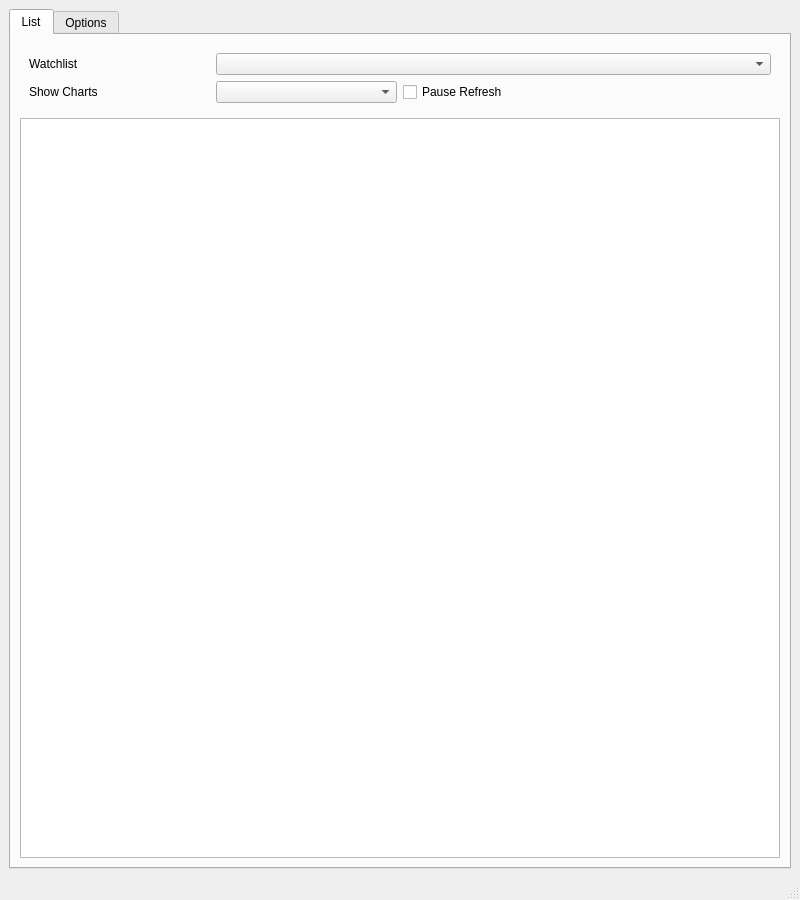
Qt form watchlist.ui (leegb/qmarket) before a commit.
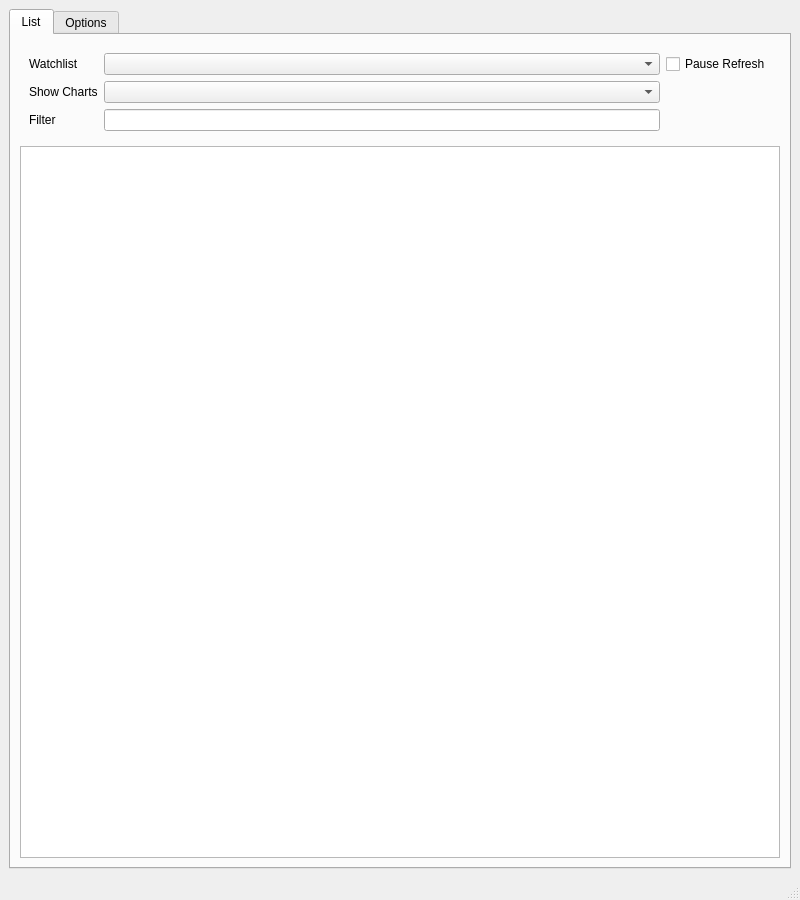
The same form after that commit.

Commit message: Watchlist filter field.

The edit to the form file:
```diff
--- a/watchlist.ui
+++ b/watchlist.ui
@@ -41,19 +41,12 @@
              </property>
             </widget>
            </item>
-           <item row="1" column="2" colspan="3">
+           <item row="1" column="2">
             <widget class="QComboBox" name="watchlistName"/>
            </item>
            <item row="2" column="2">
             <widget class="QComboBox" name="showCharts"/>
            </item>
-           <item row="2" column="3">
-            <widget class="QCheckBox" name="pauseRefresh">
-             <property name="text">
-              <string>Pause Refresh</string>
-             </property>
-            </widget>
-           </item>
            <item row="1" column="0">
             <widget class="QLabel" name="label_4">
              <property name="text">
@@ -61,6 +54,23 @@
              </property>
             </widget>
            </item>
+           <item row="3" column="0">
+            <widget class="QLabel" name="label_7">
+             <property name="text">
+              <string>Filter</string>
+             </property>
+            </widget>
+           </item>
+           <item row="3" column="2">
+            <widget class="QLineEdit" name="filterEdit"/>
+           </item>
+           <item row="1" column="3">
+            <widget class="QCheckBox" name="pauseRefresh">
+             <property name="text">
+              <string>Pause Refresh</string>
+             </property>
+            </widget>
+           </item>
           </layout>
          </widget>
         </item>
```
The commit also changes 1 other file.
